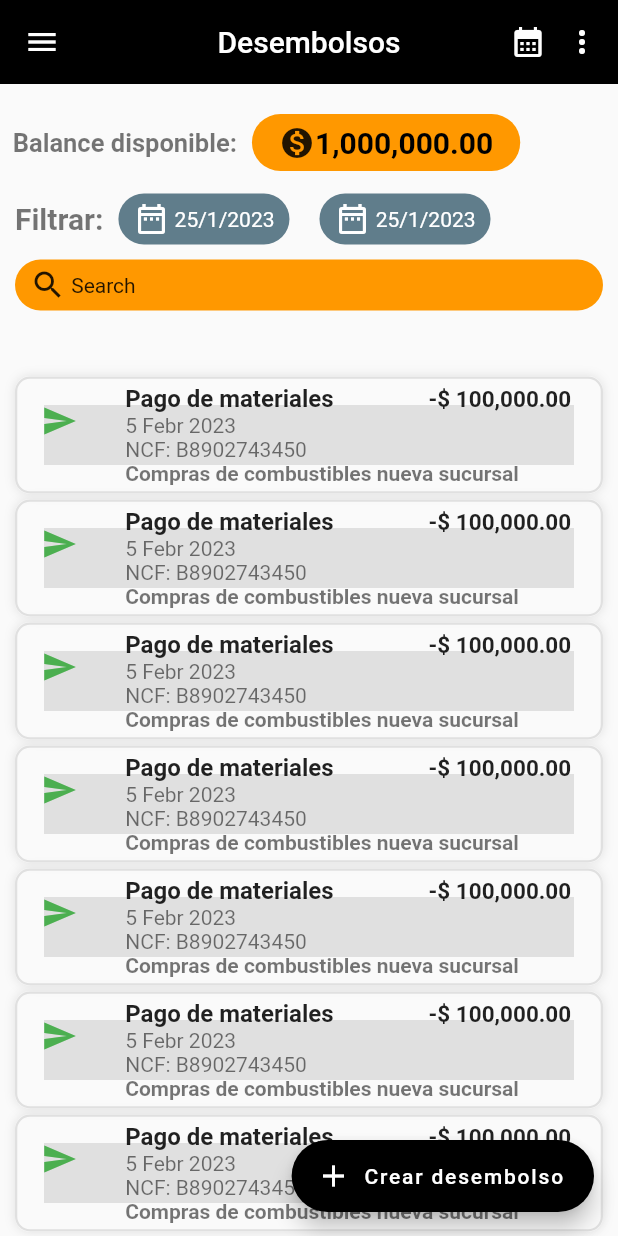
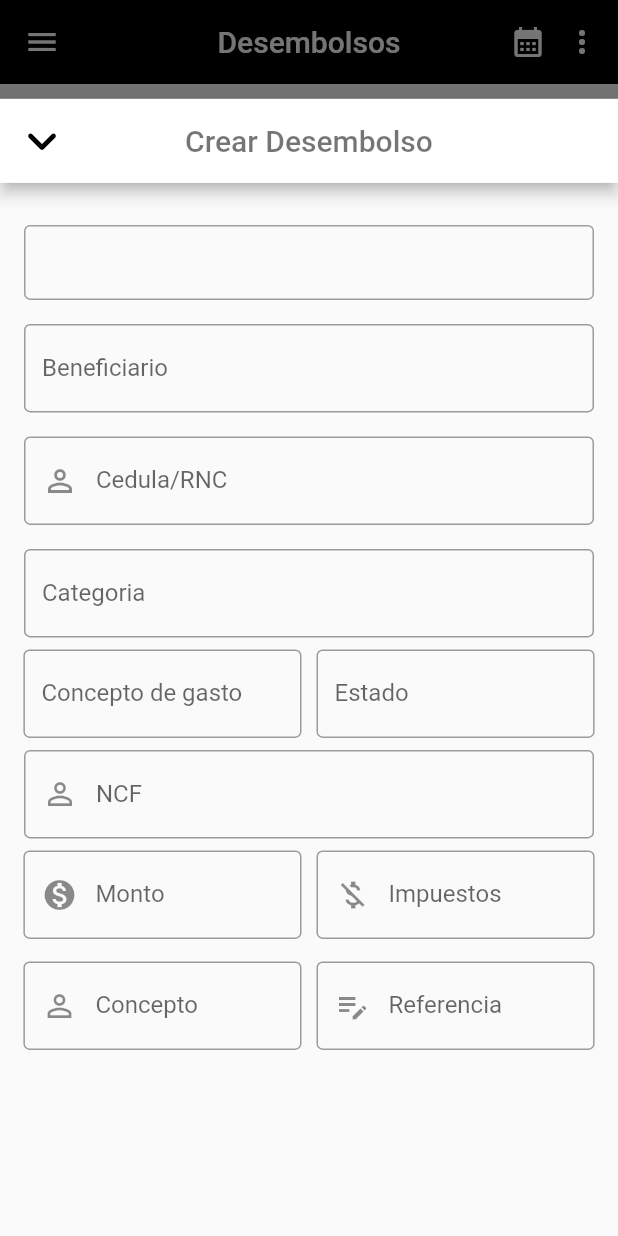
Before and after one commit to Banisoft-SRL/caja-chica, a Flutter app: the ListadoDesembolso screen opened directly, after a tap on "Crear desembolso", on a phone screen of 412 x 824 dp. Run offline on Flutter 3.47's test engine with Material 2 defaults, Android fonts, the light colour scheme and no system bars; Roboto replaces fonts that are missing (Greze).

Commit message:
Creacion de la Pantalla crear Desembolsos.dart

```diff
--- /dev/null
+++ b/lib/src/UI/pages/CrearDesembolso.dart
@@ -0,0 +1,181 @@
+import 'package:flutter/material.dart';
+
+class CrearDesembolso extends StatelessWidget {
+  const CrearDesembolso({Key? key}) : super(key: key);
+
+  @override
+  Widget build(BuildContext context) {
+    return Scaffold(
+      extendBodyBehindAppBar: false,
+      appBar: AppBar(
+          backgroundColor: Colors.white,
+          title: const Text(
+            'Crear Desembolso',
+            style: TextStyle(
+                color: Colors.black54,
+                fontFamily: 'Greze',
+                fontWeight: FontWeight.w500,
+                fontSize: 20),
+          ),
+          centerTitle: true,
+          leading: IconButton(
+            icon: const Icon(
+              Icons.expand_more_rounded,
+              size: 40,
+              color: Colors.black,
+            ),
+            onPressed: () => Navigator.pop(context),
+          )),
+      body: SingleChildScrollView(
+        physics: const ScrollPhysics(),
+        child: Padding(
+          padding: const EdgeInsets.only(right: 8, left: 8, bottom: 20),
+          child: Column(
+            mainAxisSize: MainAxisSize.min,
+            children: [
+              const SizedBox(
+                height: 20,
+              ),
+              GestureDetector(
+                onTap: null,
+                child: Padding(
+                  padding: EdgeInsets.all(8.0),
+                  child: Container(
+                    height: 50,
+                    decoration: BoxDecoration(
+                      border: Border.all(color: Colors.grey, width: 1.0),
+                      borderRadius: BorderRadius.circular(4),
+                    ),
+                  ),
+                ),
+              ),
+              const Padding(
+                padding: EdgeInsets.all(8.0),
+                child: TextField(
+                  decoration: InputDecoration(
+                    border: OutlineInputBorder(),
+                    label: Text('Beneficiario'),
+                  ),
+                ),
+              ),
+              const Padding(
+                padding: EdgeInsets.all(8.0),
+                child: TextField(
+                  decoration: InputDecoration(
+                    border: OutlineInputBorder(),
+                    label: Text('Cedula/RNC'),
+                    prefixIcon: Icon(Icons.perm_identity_sharp),
+                  ),
+                ),
+              ),
+              const Padding(
+                padding: EdgeInsets.all(8.0),
+                child: TextField(
+                  decoration: InputDecoration(
+                    border: OutlineInputBorder(),
+                    label: Text('Categoria'),
+                  ),
+                ),
+              ),
+              Row(
+                mainAxisSize: MainAxisSize.min,
+                children: [
+                  SizedBox(
+                    width: MediaQuery.of(context).size.width * 0.45,
+                    child: const TextField(
+                      decoration: InputDecoration(
+                        border: OutlineInputBorder(),
+                        label: Text('Concepto de gasto'),
+                      ),
+                    ),
+                  ),
+                  const SizedBox(
+                    width: 10,
+                  ),
+                  SizedBox(
+                    width: MediaQuery.of(context).size.width * 0.45,
+                    child: const TextField(
+                      decoration: InputDecoration(
+                        border: OutlineInputBorder(),
+                        label: Text('Estado'),
+                      ),
+                    ),
+                  )
+                ],
+              ),
+              const Padding(
+                padding: EdgeInsets.all(8.0),
+                child: TextField(
+                  decoration: InputDecoration(
+                    border: OutlineInputBorder(),
+                    label: Text('NCF'),
+                    prefixIcon: Icon(Icons.perm_identity),
+                  ),
+                ),
+              ),
+              Row(
+                mainAxisSize: MainAxisSize.min,
+                children: [
+                  SizedBox(
+                    width: MediaQuery.of(context).size.width * 0.45,
+                    child: const TextField(
+                      decoration: InputDecoration(
+                        border: OutlineInputBorder(),
+                        label: Text('Monto'),
+                        prefixIcon: Icon(Icons.monetization_on_sharp),
+                      ),
+                    ),
+                  ),
+                  const SizedBox(
+                    width: 10,
+                  ),
+                  SizedBox(
+                    width: MediaQuery.of(context).size.width * 0.45,
+                    child: const TextField(
+                      decoration: InputDecoration(
+                        border: OutlineInputBorder(),
+                        label: Text('Impuestos'),
+                        prefixIcon: Icon(Icons.money_off_sharp),
+                      ),
+                    ),
+                  )
+                ],
+              ),
+              const SizedBox(
+                height: 15,
+              ),
+              Row(
+                mainAxisSize: MainAxisSize.min,
+                children: [
+                  SizedBox(
+                    width: MediaQuery.of(context).size.width * 0.45,
+                    child: const TextField(
+                      decoration: InputDecoration(
+                        border: OutlineInputBorder(),
+                        label: Text('Concepto'),
+                        prefixIcon: Icon(Icons.perm_identity),
+                      ),
+                    ),
+                  ),
+                  const SizedBox(
+                    width: 10,
+                  ),
+                  SizedBox(
+                    width: MediaQuery.of(context).size.width * 0.45,
+                    child: const TextField(
+                      decoration: InputDecoration(
+                        border: OutlineInputBorder(),
+                        label: Text('Referencia'),
+                        prefixIcon: Icon(Icons.edit_note),
+                      ),
+                    ),
+                  )
+                ],
+              ),
+            ],
+          ),
+        ),
+      ),
+    );
+  }
+}
--- a/lib/src/UI/pages/Desembolsos.dart
+++ b/lib/src/UI/pages/Desembolsos.dart
@@ -1,3 +1,4 @@
+import 'package:caja_chica/src/UI/pages/CrearDesembolso.dart';
 import 'package:flutter/material.dart';
 
 import '../TransactionsList.dart';
@@ -12,6 +13,7 @@ class ListadoDesembolso extends StatefulWidget {
 
 class _ListadoDesembolsoState extends State<ListadoDesembolso> {
   bool isScrolled = true;
+
   @override
   Widget build(BuildContext context) {
     return SafeArea(
@@ -232,7 +234,22 @@ class _ListadoDesembolsoState extends State<ListadoDesembolso> {
       //Boton de la esquina inferior derecha de crear factura .
 
       floatingActionButton: FloatingActionButton.extended(
-          onPressed: () => null,
+          onPressed: () => showModalBottomSheet(
+                context: context,
+                isScrollControlled: true,
+                backgroundColor: Colors.transparent,
+                builder: (context) => Container(
+                  height: MediaQuery.of(context).size.height * 0.92,
+                  decoration: const BoxDecoration(
+                    color: Colors.white,
+                    borderRadius: BorderRadius.only(
+                      topLeft: Radius.circular(25.0),
+                      topRight: Radius.circular(25.0),
+                    ),
+                  ),
+                  child: CrearDesembolso(),
+                ),
+              ),
           label: const Text('Crear desembolso'),
           icon: const Icon(Icons.add),
           backgroundColor: Colors.black),
```
